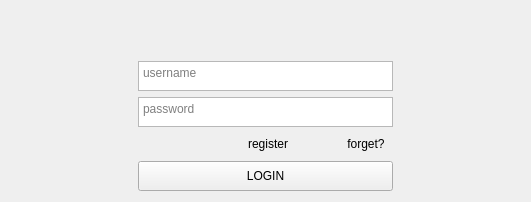
Zalberth/Qssip, file logindlg.ui: the form before one commit.
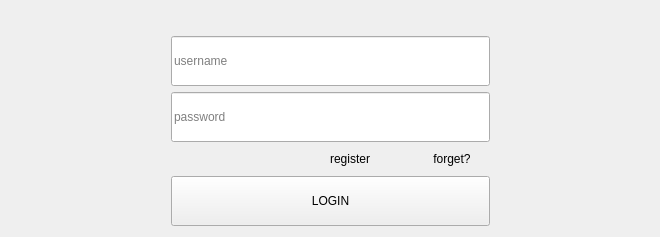
The form after the commit.

What changed in the file:
```diff
--- a/logindlg.ui
+++ b/logindlg.ui
@@ -2,18 +2,21 @@
 <ui version="4.0">
  <class>LoginDlg</class>
  <widget class="QWidget" name="LoginDlg">
+  <property name="enabled">
+   <bool>true</bool>
+  </property>
   <property name="geometry">
    <rect>
     <x>0</x>
     <y>0</y>
-    <width>531</width>
-    <height>202</height>
+    <width>660</width>
+    <height>237</height>
    </rect>
   </property>
   <property name="sizePolicy">
-   <sizepolicy hsizetype="Fixed" vsizetype="Fixed">
+   <sizepolicy hsizetype="Fixed" vsizetype="Expanding">
     <horstretch>0</horstretch>
-    <verstretch>0</verstretch>
+    <verstretch>1</verstretch>
    </sizepolicy>
   </property>
   <property name="windowTitle">
@@ -21,7 +24,7 @@
   </property>
   <layout class="QVBoxLayout" name="verticalLayout_2">
    <item>
-    <layout class="QVBoxLayout" name="verticalLayout" stretch="6,2,2,1,2">
+    <layout class="QVBoxLayout" name="verticalLayout" stretch="1,2,2,1,2">
      <item>
       <spacer name="verticalSpacer">
        <property name="orientation">
@@ -57,19 +60,13 @@
         </spacer>
        </item>
        <item>
-        <widget class="QTextEdit" name="textEditUsername">
+        <widget class="QLineEdit" name="lineEditUsername">
          <property name="sizePolicy">
-          <sizepolicy hsizetype="Expanding" vsizetype="Maximum">
+          <sizepolicy hsizetype="Expanding" vsizetype="Expanding">
            <horstretch>0</horstretch>
            <verstretch>0</verstretch>
           </sizepolicy>
          </property>
-         <property name="minimumSize">
-          <size>
-           <width>0</width>
-           <height>30</height>
-          </size>
-         </property>
          <property name="placeholderText">
           <string>username</string>
          </property>
@@ -106,18 +103,15 @@
         </spacer>
        </item>
        <item>
-        <widget class="QTextEdit" name="textEditPwd">
+        <widget class="QLineEdit" name="lineEditPwd">
          <property name="sizePolicy">
           <sizepolicy hsizetype="Expanding" vsizetype="Expanding">
            <horstretch>0</horstretch>
            <verstretch>0</verstretch>
           </sizepolicy>
          </property>
-         <property name="minimumSize">
-          <size>
-           <width>0</width>
-           <height>30</height>
-          </size>
+         <property name="echoMode">
+          <enum>QLineEdit::Password</enum>
          </property>
          <property name="placeholderText">
           <string>password</string>
```
